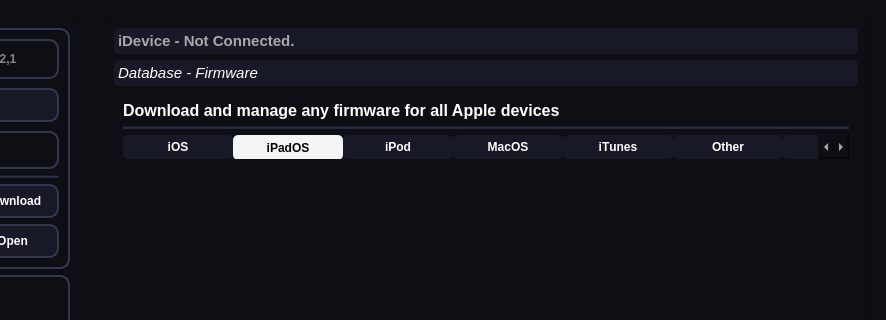
Above: UI/_iFTK.ui from i0nsec/iFirmware-Toolkit before the change; both pictures show x 360 to 1246 and y 0 to 320 of the 1246 by 840 pixel window. Below: the same form after it.
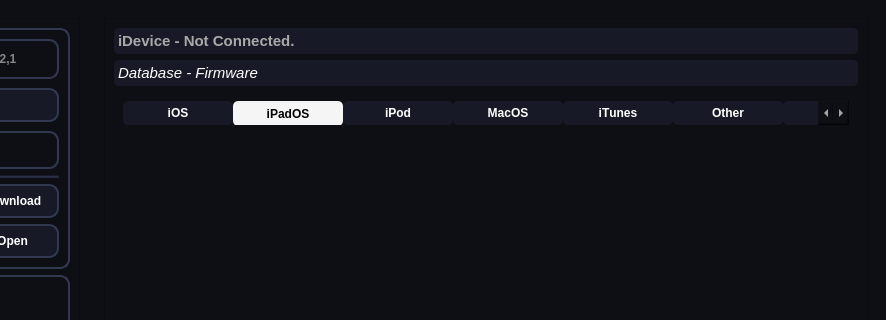
That is the form after the change. The open tabs and pages were chosen to show the change. Icons and pictures are not drawn.

Diff of the .ui file:
```diff
--- a/UI/_iFTK.ui
+++ b/UI/_iFTK.ui
@@ -52,7 +52,6 @@
               <property name="font">
                <font>
                 <pointsize>11</pointsize>
-                <weight>75</weight>
                 <italic>false</italic>
                 <bold>true</bold>
                </font>
@@ -1485,8 +1484,8 @@
                 <rect>
                  <x>0</x>
                  <y>0</y>
-                 <width>720</width>
-                 <height>599</height>
+                 <width>723</width>
+                 <height>593</height>
                 </rect>
                </property>
                <attribute name="icon">
@@ -1498,35 +1497,10 @@
                </attribute>
                <layout class="QGridLayout" name="gridLayout_2">
                 <item row="1" column="0">
-                 <widget class="Line" name="line_4">
-                  <property name="styleSheet">
-                   <string notr="true">background-color: #24293B;</string>
-                  </property>
-                  <property name="orientation">
-                   <enum>Qt::Horizontal</enum>
-                  </property>
-                 </widget>
-                </item>
-                <item row="0" column="0">
-                 <widget class="QLabel" name="label_2">
-                  <property name="font">
-                   <font>
-                    <pointsize>12</pointsize>
-                    <weight>75</weight>
-                    <bold>true</bold>
-                   </font>
-                  </property>
-                  <property name="text">
-                   <string>Download and manage any firmware for all Apple devices</string>
-                  </property>
-                 </widget>
-                </item>
-                <item row="3" column="0">
                  <widget class="QTabWidget" name="main_tab">
                   <property name="font">
                    <font>
                     <pointsize>9</pointsize>
-                    <weight>75</weight>
                     <bold>true</bold>
                     <strikeout>false</strikeout>
                     <stylestrategy>PreferDefault</stylestrategy>
@@ -1760,7 +1734,6 @@
                       <property name="font">
                        <font>
                         <pointsize>10</pointsize>
-                        <weight>75</weight>
                         <bold>true</bold>
                        </font>
                       </property>
```
Left out of the diff: 1011 changed lines with no effect on the pictures.
